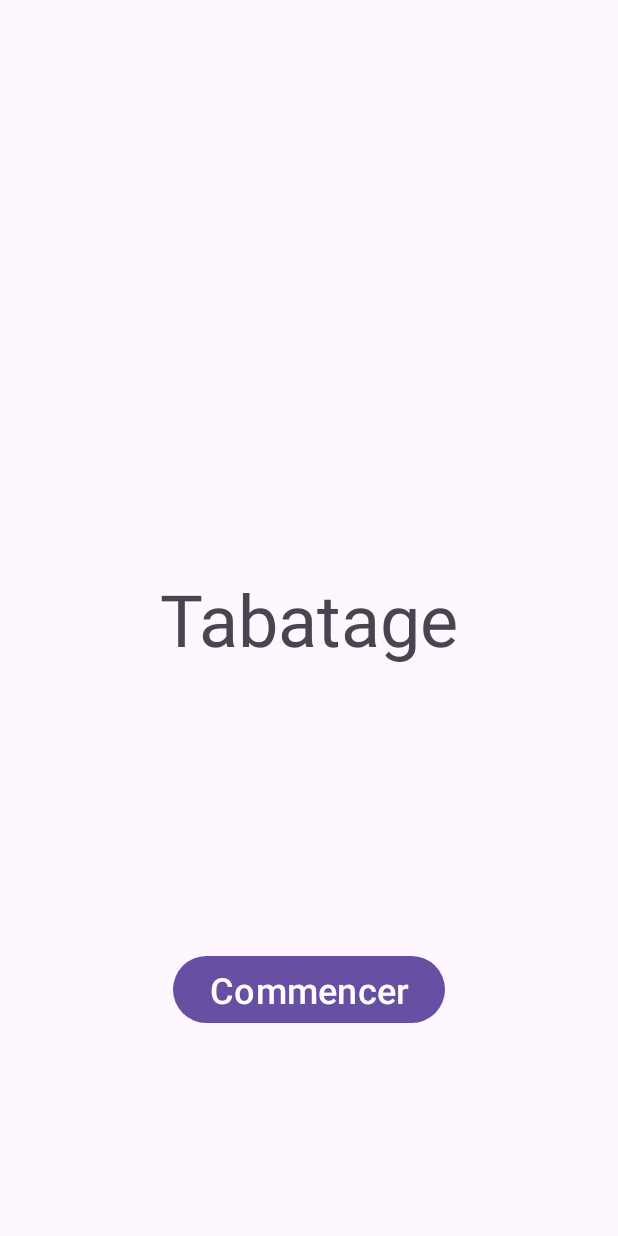
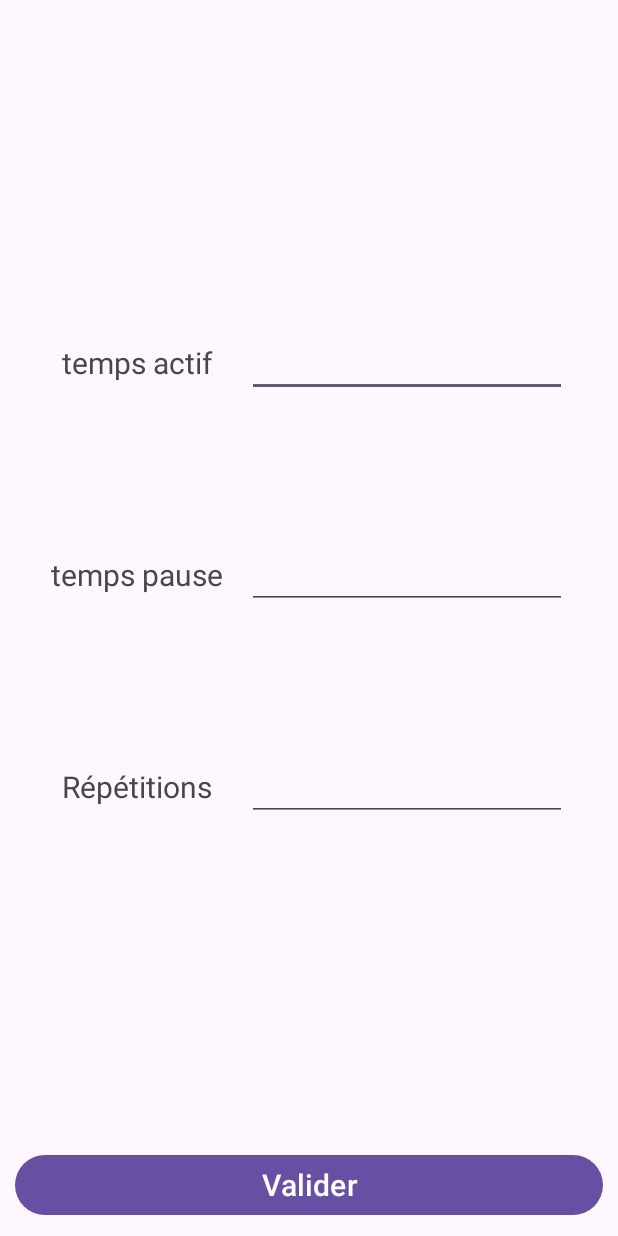
Before and after one commit to Lykomonix/Tabatage, an Android app: the screen it shows after launch (MainActivity), on a phone screen of 412 x 824 dp. Run offline under Robolectric (Android 15) with nearby library versions, the phone set to English and light mode, and no system bars.

Commit message:
💄 ajout ui fragment choice

```diff
--- a/APP_mobile/app/src/main/res/layout/activity_main.xml
+++ b/APP_mobile/app/src/main/res/layout/activity_main.xml
@@ -8,7 +8,7 @@
 
     <androidx.fragment.app.FragmentContainerView
         android:id="@+id/fcvActivity"
-        android:name="lyko.tabatage.ui.HomeFragment"
+        android:name="lyko.tabatage.ui.ChoiceFragment"
         android:layout_width="match_parent"
         android:layout_height="match_parent"
         app:layout_constraintBottom_toBottomOf="parent"
--- a/APP_mobile/app/src/main/res/layout/fragment_choice.xml
+++ b/APP_mobile/app/src/main/res/layout/fragment_choice.xml
@@ -1,6 +1,108 @@
 <?xml version="1.0" encoding="utf-8"?>
 <FrameLayout xmlns:android="http://schemas.android.com/apk/res/android"
+    xmlns:app="http://schemas.android.com/apk/res-auto"
     xmlns:tools="http://schemas.android.com/tools"
     android:layout_width="match_parent"
     android:layout_height="match_parent"
-    tools:context=".ui.ChoiceFragment"/>
+    tools:context=".ui.ChoiceFragment">
+
+    <androidx.constraintlayout.widget.ConstraintLayout
+        android:layout_width="match_parent"
+        android:layout_height="match_parent">
+
+        <TableLayout
+            android:layout_width="match_parent"
+            android:layout_height="wrap_content"
+            app:layout_constraintBottom_toTopOf="@+id/btnSubmit"
+            app:layout_constraintEnd_toEndOf="parent"
+            app:layout_constraintStart_toStartOf="parent"
+            app:layout_constraintTop_toTopOf="parent">
+
+            <TableRow
+                android:layout_width="match_parent"
+                android:layout_height="match_parent"
+                android:gravity="center"
+                android:layout_marginVertical="40sp">
+
+                <TextView
+                    android:id="@+id/txtActionTime"
+                    android:layout_width="wrap_content"
+                    android:layout_height="wrap_content"
+                    android:layout_margin="8sp"
+                    android:text="@string/btnActionTime"
+                    android:textSize="20sp"
+                    android:gravity="center"/>
+
+                <EditText
+                    android:id="@+id/txteActionTime"
+                    android:layout_width="wrap_content"
+                    android:layout_height="wrap_content"
+                    android:layout_margin="8sp"
+                    android:ems="10"
+                    android:inputType="time" />
+            </TableRow>
+
+            <TableRow
+                android:layout_width="match_parent"
+                android:layout_height="match_parent"
+                android:gravity="center"
+                android:layout_marginVertical="40sp">
+
+                <TextView
+                    android:id="@+id/txtRest"
+                    android:layout_width="wrap_content"
+                    android:layout_height="wrap_content"
+                    android:layout_margin="8sp"
+                    android:text="@string/btnRest"
+                    android:textSize="20sp"
+                    android:gravity="center" />
+
+                <EditText
+                    android:id="@+id/txteRest"
+                    android:layout_width="wrap_content"
+                    android:layout_height="wrap_content"
+                    android:layout_margin="8sp"
+                    android:ems="10"
+                    android:inputType="time" />
+            </TableRow>
+
+            <TableRow
+                android:layout_width="match_parent"
+                android:layout_height="match_parent"
+                android:gravity="center"
+                android:layout_marginVertical="40sp">
+
+                <TextView
+                    android:id="@+id/txtRepeat"
+                    android:layout_width="wrap_content"
+                    android:layout_height="wrap_content"
+                    android:text="@string/btnRepeat"
+                    android:layout_margin="8sp"
+                    android:textSize="20sp"
+                    android:gravity="center" />
+
+                <EditText
+                    android:id="@+id/txteRepeat"
+                    android:layout_width="wrap_content"
+                    android:layout_height="wrap_content"
+                    android:ems="10"
+                    android:inputType="time"
+                    android:layout_margin="8sp" />
+            </TableRow>
+
+        </TableLayout>
+
+        <Button
+            android:id="@+id/btnSubmit"
+            android:layout_width="match_parent"
+            android:layout_height="wrap_content"
+            android:layout_marginStart="10dp"
+            android:layout_marginEnd="10dp"
+            android:layout_marginBottom="10dp"
+            android:text="@string/btnSubmit"
+            android:textSize="20sp"
+            app:layout_constraintBottom_toBottomOf="parent"
+            app:layout_constraintEnd_toEndOf="parent"
+            app:layout_constraintStart_toStartOf="parent" />
+    </androidx.constraintlayout.widget.ConstraintLayout>
+</FrameLayout>
--- a/APP_mobile/app/src/main/res/values/strings.xml
+++ b/APP_mobile/app/src/main/res/values/strings.xml
@@ -2,4 +2,8 @@
     <string name="app_name">Tabatage</string>
     <string name="btnStart">Commencer</string>
     <string name="title">Tabatage</string>
+    <string name="btnSubmit">Valider</string>
+    <string name="btnRepeat">Répétitions</string>
+    <string name="btnRest">temps pause</string>
+    <string name="btnActionTime">temps actif</string>
 </resources>
```
